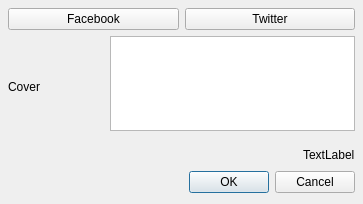
tomahawk-player/tomahawk, file src/SocialWidget.ui: the form before one commit.
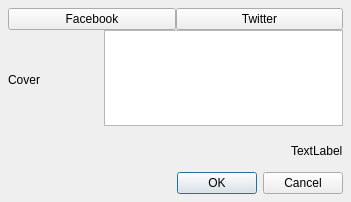
The form after the commit.

Commit message: Try to make SocialWidget nicer on Mac.

The edit to the form file:
```diff
--- a/src/SocialWidget.ui
+++ b/src/SocialWidget.ui
@@ -6,21 +6,18 @@
    <rect>
     <x>0</x>
     <y>0</y>
-    <width>363</width>
-    <height>204</height>
+    <width>351</width>
+    <height>202</height>
    </rect>
   </property>
   <property name="windowTitle">
    <string>Form</string>
   </property>
   <layout class="QVBoxLayout" name="verticalLayout">
-   <property name="leftMargin">
-    <number>8</number>
+   <property name="spacing">
+    <number>0</number>
    </property>
-   <property name="topMargin">
-    <number>8</number>
-   </property>
-   <property name="rightMargin">
+   <property name="margin">
     <number>8</number>
    </property>
    <item>
@@ -48,6 +45,11 @@
     </layout>
    </item>
    <item>
+    <layout class="QVBoxLayout" name="internalVLayout">
+     <property name="spacing">
+      <number>0</number>
+     </property>
+     <item>
     <layout class="QHBoxLayout" name="horizontalLayout_2">
      <item>
       <widget class="QLabel" name="coverImage">
@@ -70,6 +72,9 @@
      </item>
      <item>
       <layout class="QVBoxLayout" name="verticalLayout_2">
+         <property name="spacing">
+          <number>0</number>
+         </property>
        <item>
         <widget class="QTextEdit" name="textEdit">
          <property name="maximumSize">
@@ -91,7 +96,7 @@
          <property name="sizeHint" stdset="0">
           <size>
            <width>1</width>
-           <height>8</height>
+             <height>4</height>
           </size>
          </property>
         </spacer>
@@ -121,6 +126,8 @@
         <string>TextLabel</string>
        </property>
       </widget>
+       </item>
+      </layout>
      </item>
     </layout>
    </item>
```
Lines whose indentation alone changed are shown as unchanged. The commit also changes 1 other file.
